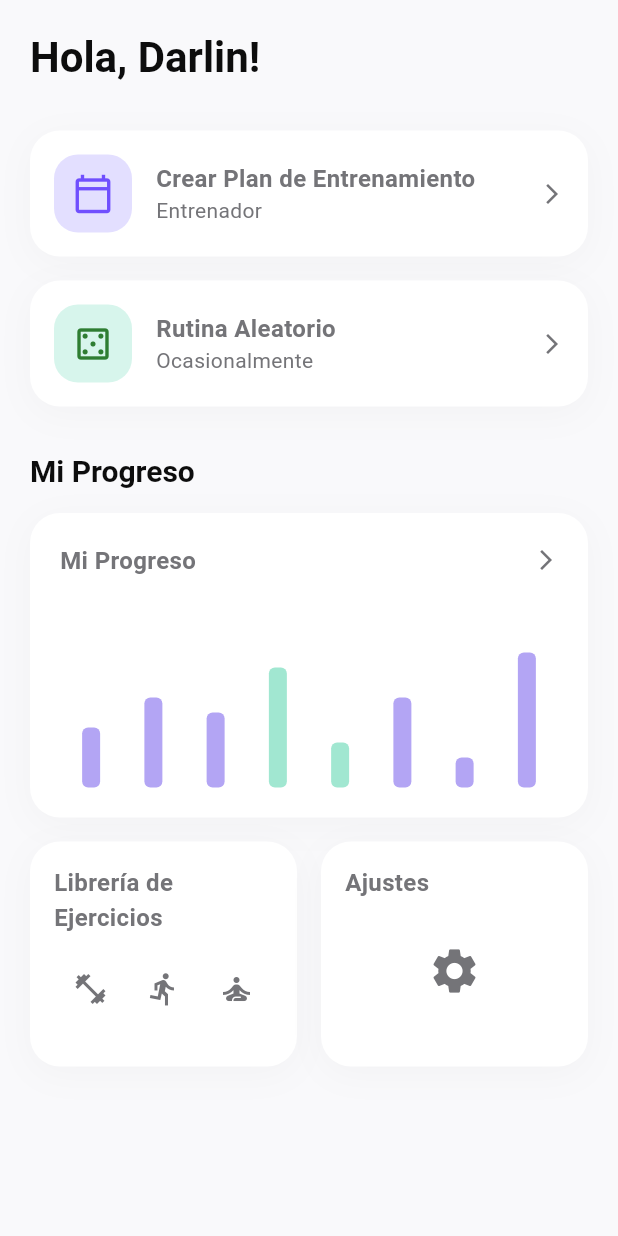
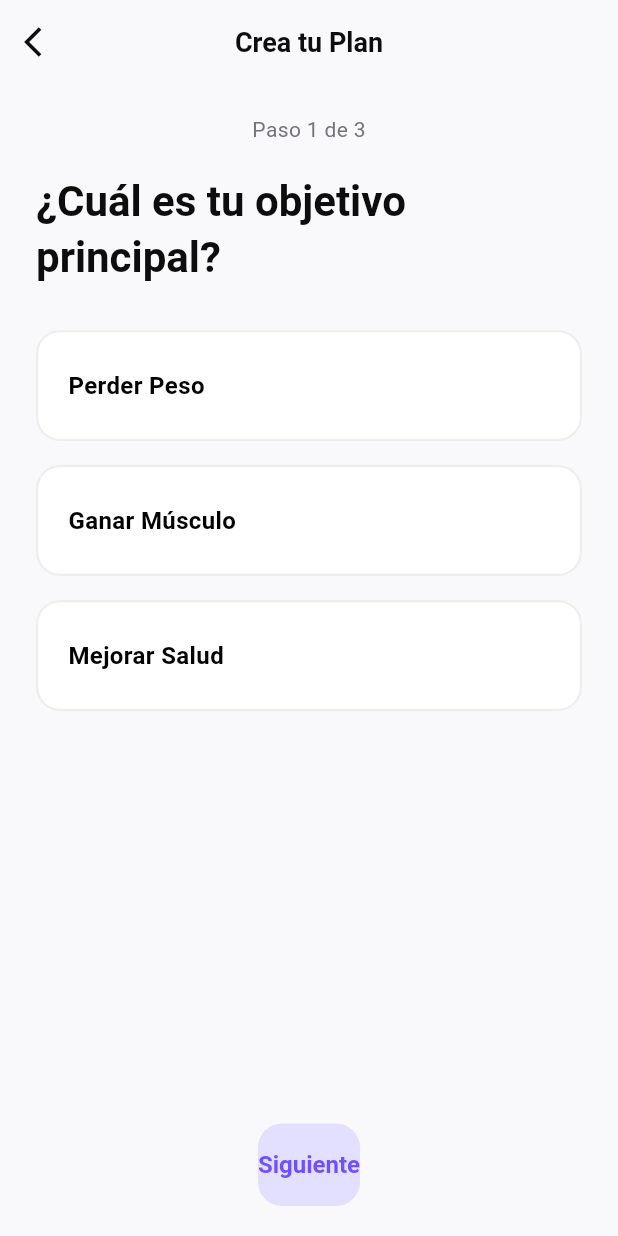
Before and after one commit to Darlin04/AppGym, a Flutter app: the DashboardScreen screen opened directly, after a tap on "Crear Plan de Entrenamiento", on a phone screen of 412 x 824 dp. Run offline on Flutter 3.47's test engine with Material 3 defaults, Android fonts, the phone set to English and light mode, and no system bars; our stand-ins replace cloud_firestore, firebase_auth, firebase_core, google_sign_in; accounts and stored records are empty; network calls fail; Roboto replaces fonts that are missing (Poppins).

Commit message:
Creacion de pagina de cuestionario

```diff
--- a/lib/features/dashboard/dashboard_screen.dart
+++ b/lib/features/dashboard/dashboard_screen.dart
@@ -1,7 +1,8 @@
-
+// lib/features/dashboard/dashboard_screen.dart
 
 import 'package:flutter/material.dart';
 import 'package:gym_app/common/theme/app_theme.dart';
+import 'package:gym_app/features/onboarding/questionnaire_screen.dart';
 
 class DashboardScreen extends StatelessWidget {
   const DashboardScreen({super.key});
@@ -22,31 +23,39 @@ class DashboardScreen extends StatelessWidget {
                 const SizedBox(height: 30),
 
                 _buildActionCard(
+                  context: context,
                   icon: Icons.calendar_today_outlined,
                   title: 'Crear Plan de Entrenamiento',
-                  subtitle: 'Entrenador',
+                  subtitle: 'Personaliza tu rutina',
                   color: AppColors.primaryPurple,
                   iconColor: AppColors.primaryPurpleDark,
-                  onTap: () {},
+                  onTap: () {
+                    Navigator.of(context).push(
+                      MaterialPageRoute(builder: (context) => const QuestionnaireScreen()),
+                    );
+                  },
                 ),
                 const SizedBox(height: 16),
 
                 _buildActionCard(
+                  context: context,
                   icon: Icons.casino_outlined,
-                  title: 'Rutina Aleatorio',
-                  subtitle: 'Ocasionalmente',
+                  title: 'Rutina Aleatoria',
+                  subtitle: 'Una opción rápida',
                   color: AppColors.secondaryGreen,
                   iconColor: Colors.green.shade800,
-                  onTap: () {},
+                  onTap: () {
+                    // Navegación a la pantalla de selección de rutina aleatoria
+                  },
                 ),
                 const SizedBox(height: 30),
 
                 Text('Mi Progreso', style: textTheme.titleLarge),
                 const SizedBox(height: 16),
-                _buildProgressCard(),
+                _buildProgressCard(context),
 
                 const SizedBox(height: 16),
-                _buildBottomCards(),
+                _buildBottomCards(context),
               ],
             ),
           ),
@@ -56,6 +65,7 @@ class DashboardScreen extends StatelessWidget {
   }
 
   Widget _buildActionCard({
+    required BuildContext context,
     required IconData icon,
     required String title,
     required String subtitle,
@@ -106,7 +116,7 @@ class DashboardScreen extends StatelessWidget {
     );
   }
 
-  Widget _buildProgressCard() {
+  Widget _buildProgressCard(BuildContext context) {
     return Container(
       padding: const EdgeInsets.all(20),
       decoration: BoxDecoration(
@@ -126,7 +136,7 @@ class DashboardScreen extends StatelessWidget {
           Row(
             mainAxisAlignment: MainAxisAlignment.spaceBetween,
             children: [
-              const Text('Mi Progreso', style: TextStyle(fontWeight: FontWeight.bold, fontSize: 16)),
+              Text('Mi Progreso', style: Theme.of(context).textTheme.titleLarge),
               const Icon(Icons.arrow_forward_ios, size: 16, color: AppColors.textSecondary),
             ],
           ),
@@ -164,18 +174,19 @@ class DashboardScreen extends StatelessWidget {
     );
   }
 
-  Widget _buildBottomCards() {
+  Widget _buildBottomCards(BuildContext context) {
     return Row(
       children: [
         Expanded(
           child: _buildInfoCard(
+            context: context,
             title: 'Librería de\nEjercicios',
-            content: const Row(
+            content: Row(
               mainAxisAlignment: MainAxisAlignment.spaceAround,
               children: [
-                Icon(Icons.fitness_center, color: AppColors.textSecondary),
-                Icon(Icons.directions_run, color: AppColors.textSecondary),
-                Icon(Icons.self_improvement, color: AppColors.textSecondary),
+                Icon(Icons.fitness_center, color: AppColors.textSecondary, size: 28),
+                Icon(Icons.directions_run, color: AppColors.textSecondary, size: 28),
+                Icon(Icons.self_improvement, color: AppColors.textSecondary, size: 28),
               ],
             ),
           ),
@@ -183,8 +194,9 @@ class DashboardScreen extends StatelessWidget {
         const SizedBox(width: 16),
         Expanded(
           child: _buildInfoCard(
+            context: context,
             title: 'Ajustes',
-            content: const Center(
+            content: Center(
               child: Icon(Icons.settings, size: 36, color: AppColors.textSecondary),
             ),
           ),
@@ -193,7 +205,7 @@ class DashboardScreen extends StatelessWidget {
     );
   }
 
-  Widget _buildInfoCard({required String title, required Widget content}) {
+  Widget _buildInfoCard({required BuildContext context, required String title, required Widget content}) {
     return InkWell(
       onTap: () {},
       borderRadius: BorderRadius.circular(20),
@@ -214,7 +226,7 @@ class DashboardScreen extends StatelessWidget {
         child: Column(
           crossAxisAlignment: CrossAxisAlignment.start,
           children: [
-            Text(title, style: const TextStyle(fontWeight: FontWeight.bold, fontSize: 16)),
+            Text(title, style: Theme.of(context).textTheme.titleLarge?.copyWith(fontSize: 18)),
             const Spacer(),
             SizedBox(height: 40, child: content),
             const Spacer(),
--- /dev/null
+++ b/lib/features/onboarding/onboarding_viewmodel.dart
@@ -0,0 +1,67 @@
+import 'package:flutter/material.dart';
+
+class OnboardingViewModel extends ChangeNotifier {
+  final PageController pageController = PageController();
+
+  int _currentPage = 0;
+  int get currentPage => _currentPage;
+
+  final TextEditingController ageController = TextEditingController();
+  final TextEditingController weightController = TextEditingController();
+  final TextEditingController heightController = TextEditingController();
+
+  String? _selectedGoal;
+  String? get selectedGoal => _selectedGoal;
+
+  void nextPage() {
+    if (_currentPage < 2) {
+      _currentPage++;
+      pageController.animateToPage(
+        _currentPage,
+        duration: const Duration(milliseconds: 300),
+        curve: Curves.easeIn,
+      );
+      notifyListeners();
+    }
+  }
+
+  void previousPage() {
+    if (_currentPage > 0) {
+      _currentPage--;
+      pageController.animateToPage(
+        _currentPage,
+        duration: const Duration(milliseconds: 300),
+        curve: Curves.easeIn,
+      );
+      notifyListeners();
+    }
+  }
+
+  void selectGoal(String goal) {
+    _selectedGoal = goal;
+    notifyListeners();
+  }
+
+  void saveOnboardingData() {
+    final age = ageController.text;
+    final weight = weightController.text;
+    final height = heightController.text;
+
+    print('Datos de Onboarding Guardados:');
+    print('Edad: $age');
+    print('Peso: $weight kg');
+    print('Altura: $height cm');
+    print('Objetivo: $_selectedGoal');
+
+    // Aquí iría la llamada al servicio para guardar los datos en Firestore.
+  }
+
+  @override
+  void dispose() {
+    pageController.dispose();
+    ageController.dispose();
+    weightController.dispose();
+    heightController.dispose();
+    super.dispose();
+  }
+}
--- a/lib/features/onboarding/questionnaire_screen.dart
+++ b/lib/features/onboarding/questionnaire_screen.dart
@@ -0,0 +1,235 @@
+import 'package:flutter/material.dart';
+import 'package:provider/provider.dart';
+import 'package:gym_app/features/onboarding/onboarding_viewmodel.dart';
+import 'package:gym_app/common/theme/app_theme.dart';
+
+class QuestionnaireScreen extends StatelessWidget {
+  const QuestionnaireScreen({super.key});
+
+  @override
+  Widget build(BuildContext context) {
+    return ChangeNotifierProvider(
+      create: (_) => OnboardingViewModel(),
+      child: const _QuestionnaireView(),
+    );
+  }
+}
+
+class _QuestionnaireView extends StatelessWidget {
+  const _QuestionnaireView();
+
+  @override
+  Widget build(BuildContext context) {
+    final viewModel = context.watch<OnboardingViewModel>();
+    final textTheme = Theme.of(context).textTheme;
+
+    return Scaffold(
+      appBar: AppBar(
+        title: const Text('Crea tu Plan'),
+        leading: IconButton(
+          icon: const Icon(Icons.arrow_back_ios),
+          onPressed: () {
+            if (viewModel.currentPage == 0) {
+              Navigator.of(context).pop();
+            } else {
+              viewModel.previousPage();
+            }
+          },
+        ),
+      ),
+      body: SafeArea(
+        child: Padding(
+          padding: const EdgeInsets.symmetric(horizontal: 24.0),
+          child: Column(
+            children: [
+              const SizedBox(height: 20),
+              _StepIndicator(
+                totalSteps: 3,
+                currentStep: viewModel.currentPage + 1,
+              ),
+              const SizedBox(height: 20),
+              Expanded(
+                child: PageView(
+                  controller: viewModel.pageController,
+                  physics: const NeverScrollableScrollPhysics(),
+                  children: const [
+                    _GoalStep(),
+                    _MeasurementsStep(),
+                    _AgeStep(),
+                  ],
+                ),
+              ),
+              _NavigationButtons(),
+              const SizedBox(height: 20),
+            ],
+          ),
+        ),
+      ),
+    );
+  }
+}
+
+class _StepIndicator extends StatelessWidget {
+  final int totalSteps;
+  final int currentStep;
+
+  const _StepIndicator({required this.totalSteps, required this.currentStep});
+
+  @override
+  Widget build(BuildContext context) {
+    return Text(
+      'Paso $currentStep de $totalSteps',
+      style: Theme.of(context).textTheme.bodyMedium,
+    );
+  }
+}
+
+class _GoalStep extends StatelessWidget {
+  const _GoalStep();
+
+  @override
+  Widget build(BuildContext context) {
+    final viewModel = context.watch<OnboardingViewModel>();
+    final textTheme = Theme.of(context).textTheme;
+
+    return Column(
+      crossAxisAlignment: CrossAxisAlignment.start,
+      children: [
+        Text('¿Cuál es tu objetivo principal?', style: textTheme.headlineSmall),
+        const SizedBox(height: 30),
+        _GoalOptionCard(
+          title: 'Perder Peso',
+          isSelected: viewModel.selectedGoal == 'perder_peso',
+          onTap: () => viewModel.selectGoal('perder_peso'),
+        ),
+        const SizedBox(height: 16),
+        _GoalOptionCard(
+          title: 'Ganar Músculo',
+          isSelected: viewModel.selectedGoal == 'ganar_musculo',
+          onTap: () => viewModel.selectGoal('ganar_musculo'),
+        ),
+        const SizedBox(height: 16),
+        _GoalOptionCard(
+          title: 'Mejorar Salud',
+          isSelected: viewModel.selectedGoal == 'mejorar_salud',
+          onTap: () => viewModel.selectGoal('mejorar_salud'),
+        ),
+      ],
+    );
+  }
+}
+
+class _GoalOptionCard extends StatelessWidget {
+  final String title;
+  final bool isSelected;
+  final VoidCallback onTap;
+
+  const _GoalOptionCard({required this.title, required this.isSelected, required this.onTap});
+
+  @override
+  Widget build(BuildContext context) {
+    return GestureDetector(
+      onTap: onTap,
+      child: Container(
+        padding: const EdgeInsets.symmetric(horizontal: 20, vertical: 24),
+        decoration: BoxDecoration(
+          color: isSelected ? AppColors.primaryPurple : Colors.white,
+          borderRadius: BorderRadius.circular(16),
+          border: Border.all(
+            color: isSelected ? AppColors.primaryPurpleDark : Colors.grey.shade200,
+            width: 1.5,
+          ),
+        ),
+        child: Row(
+          mainAxisAlignment: MainAxisAlignment.spaceBetween,
+          children: [
+            Text(
+              title,
+              style: TextStyle(
+                fontSize: 16,
+                fontWeight: FontWeight.w600,
+                color: isSelected ? AppColors.primaryPurpleDark : Colors.black,
+              ),
+            ),
+            if (isSelected)
+              const Icon(Icons.check_circle, color: AppColors.primaryPurpleDark),
+          ],
+        ),
+      ),
+    );
+  }
+}
+
+class _MeasurementsStep extends StatelessWidget {
+  const _MeasurementsStep();
+
+  @override
+  Widget build(BuildContext context) {
+    final viewModel = context.read<OnboardingViewModel>();
+    final textTheme = Theme.of(context).textTheme;
+
+    return Column(
+      crossAxisAlignment: CrossAxisAlignment.start,
+      children: [
+        Text('Tus Medidas', style: textTheme.headlineSmall),
+        const SizedBox(height: 8),
+        Text('Estos datos nos ayudan a personalizar tu plan.', style: textTheme.bodyMedium),
+        const SizedBox(height: 30),
+        TextField(
+          controller: viewModel.weightController,
+          keyboardType: TextInputType.number,
+          decoration: const InputDecoration(hintText: 'Peso (kg)'),
+        ),
+        const SizedBox(height: 16),
+        TextField(
+          controller: viewModel.heightController,
+          keyboardType: TextInputType.number,
+          decoration: const InputDecoration(hintText: 'Altura (cm)'),
+        ),
+      ],
+    );
+  }
+}
+
+class _AgeStep extends StatelessWidget {
+  const _AgeStep();
+
+  @override
+  Widget build(BuildContext context) {
+    final viewModel = context.read<OnboardingViewModel>();
+    final textTheme = Theme.of(context).textTheme;
+
+    return Column(
+      crossAxisAlignment: CrossAxisAlignment.start,
+      children: [
+        Text('¿Cuál es tu edad?', style: textTheme.headlineSmall),
+        const SizedBox(height: 8),
+        Text('Esto nos ayuda a ajustar la intensidad del entrenamiento.', style: textTheme.bodyMedium),
+        const SizedBox(height: 30),
+        TextField(
+          controller: viewModel.ageController,
+          keyboardType: TextInputType.number,
+          decoration: const InputDecoration(hintText: 'Edad'),
+        ),
+      ],
+    );
+  }
+}
+
+class _NavigationButtons extends StatelessWidget {
+  @override
+  Widget build(BuildContext context) {
+    final viewModel = context.watch<OnboardingViewModel>();
+    return ElevatedButton(
+      onPressed: () {
+        if (viewModel.currentPage < 2) {
+          viewModel.nextPage();
+        } else {
+          viewModel.saveOnboardingData();
+          Navigator.of(context).pop();
+        }
+      },
+      child: Text(viewModel.currentPage < 2 ? 'Siguiente' : 'Finalizar'),
+    );
+  }
+}
```
Also changed, not shown: lib/features/auth/auth_screen.dart (+61 -31 lines), lib/main.dart (+13 -29 lines), lib/features/onboarding/onboarding_provider.dart (deleted), 1 other file.
